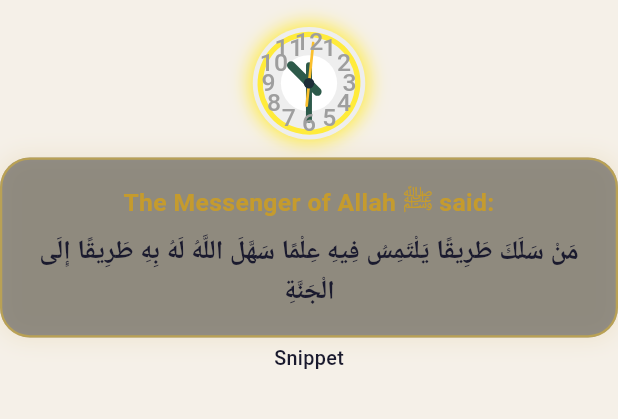
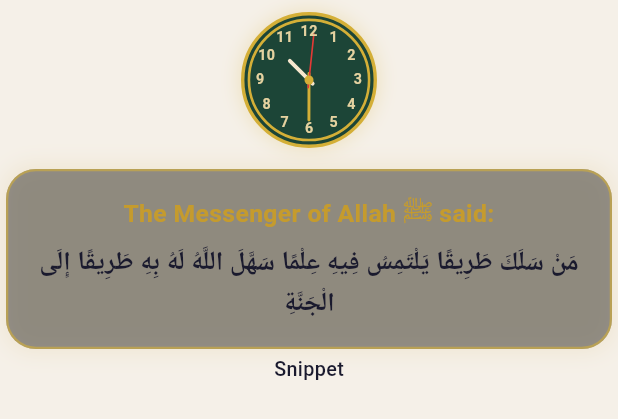
Before and after one commit to Eng-Izak/muslim_worship_guid_app, a Flutter app: the MedlePublicInformationMenuWidget widget shown alone on an empty page, opened directly, on a phone screen of 412 x 824 dp. Shown: the top 419 px of the screen. Run offline on Flutter 3.47's test engine with Material 3 defaults, Android fonts, the phone set to English and light mode, and no system bars; our stand-ins replace bloc, flutter_bloc, flutter_cache_manager, flutter_local_notifications, flutter_timezone, geocoding and 11 more; missing offline and left inert: adhan_dart, flutter_foreground_task; accounts and stored records are empty; Roboto replaces fonts that are missing (Cairo).

Commit message:
llive clock edit

```diff
--- a/lib/features/home/ui/widgets/analog_clock_widget.dart
+++ b/lib/features/home/ui/widgets/analog_clock_widget.dart
@@ -2,12 +2,11 @@ import 'dart:async';
 import 'dart:math';
 import 'package:flutter/material.dart';
 import 'package:prayer_times_quran_azkar_app/features/home/ui/widgets/clock_painter_widget.dart';
-import 'package:prayer_times_quran_azkar_app/core/extensions/responsive_helper_extension.dart';
 
 class AnalogClockWidget extends StatefulWidget {
   final double size;
 
-  const AnalogClockWidget({super.key, this.size = 280});
+  const AnalogClockWidget({super.key, this.size = 120});
 
   @override
   State<AnalogClockWidget> createState() => _AnalogClockWidgetState();
@@ -20,45 +19,56 @@ class _AnalogClockWidgetState extends State<AnalogClockWidget> {
   @override
   void initState() {
     super.initState();
-    // تحديث الواجهة كل ثانية لربط العقارب بالوقت الفعلي الحالي
     _timer = Timer.periodic(const Duration(seconds: 1), (timer) {
-      setState(() {
-        _currentTime = DateTime.now();
-      });
+      if (mounted) {
+        setState(() {
+          _currentTime = DateTime.now();
+        });
+      }
     });
   }
 
   @override
   void dispose() {
-    _timer.cancel(); // إيقاف التايمر عند الخروج للحفاظ على موارد الجهاز
+    _timer.cancel();
     super.dispose();
   }
 
   @override
   Widget build(BuildContext context) {
+    final double clockSize = widget.size;
+    final double numberFontSize = (clockSize * 0.105).clamp(8.0, 15.0);
+    final double radiusOffset = clockSize * 0.36;
+
     return Container(
-      width: widget.size,
-      height: widget.size,
+      width: clockSize,
+      height: clockSize,
       decoration: BoxDecoration(
-        color: Colors.grey.shade200,
         shape: BoxShape.circle,
+        color: const Color(0xFF1C4537), // خلفية زيتونية راقية متناسقة مع الهوية البصرية
+        border: Border.all(
+          color: const Color(0xFFD4AF37), // إطار مذهب فاخر
+          width: (clockSize * 0.025).clamp(1.5, 3.5),
+        ),
         boxShadow: [
-          BoxShadow(color: Colors.yellow, blurRadius: 10, spreadRadius: 2),
+          BoxShadow(
+            color: const Color(0xFFD4AF37).withAlpha(60),
+            blurRadius: 10,
+            spreadRadius: 1,
+          ),
         ],
       ),
       child: Stack(
         alignment: Alignment.center,
         children: [
-          // 1. رسم العقارب والخلفية الدائرية الزرقاء
+          // 1. رسم العقارب والخلفية من خلال ClockPainter
           Positioned.fill(
             child: CustomPaint(painter: ClockPainter(_currentTime)),
           ),
-          // 2. كتابة الأرقام من 1 إلى 12 وتوزيعها بشكل دائري متناسق
+          // 2. كتابة الأرقام من 1 إلى 12 وتوزيعها بشكل دائري متناسق وبحجم مرن محمي من التداخل
           ...List.generate(12, (index) {
             final int hour = index == 0 ? 12 : index;
             final double angle = (index * 30 - 90) * pi / 180;
-            // حساب المسافة لوضع الأرقام بداخل إطار الساعة المريح
-            final double radiusOffset = widget.size * 0.36;
 
             return Transform.translate(
               offset: Offset(
@@ -68,9 +78,9 @@ class _AnalogClockWidgetState extends State<AnalogClockWidget> {
               child: Text(
                 '$hour',
                 style: TextStyle(
-                  fontSize: context.setSp(15),
-                  fontWeight: FontWeight.w500,
-                  color: Colors.grey,
+                  fontSize: numberFontSize,
+                  fontWeight: FontWeight.bold,
+                  color: const Color(0xFFE5D2A0),
                 ),
               ),
             );
--- a/lib/features/home/ui/widgets/clock_painter_widget.dart
+++ b/lib/features/home/ui/widgets/clock_painter_widget.dart
@@ -1,5 +1,4 @@
 import 'dart:math';
-
 import 'package:flutter/material.dart';
 
 class ClockPainter extends CustomPainter {
@@ -14,79 +13,54 @@ class ClockPainter extends CustomPainter {
     final Offset center = Offset(centerX, centerY);
     final double radius = min(centerX, centerY);
 
-    // [1] رسم القوس الأزرق الخارجي الموجود بأسفل اليسار في الصورة
+    // [1] رسم القوس الذهبي المحيط بالساعة
     final Paint strokePaint = Paint()
-      ..color = Colors.yellow
+      ..color = const Color(0xFFD4AF37)
       ..style = PaintingStyle.stroke
       ..strokeCap = StrokeCap.round
-      ..strokeWidth = 3.5;
+      ..strokeWidth = (radius * 0.04).clamp(1.5, 3.5);
 
-    // // رسم القوس الخلفي الباهت
-    // final Paint backgroundArcPaint = Paint()
-    //   ..color = const Color(0xFF299cdb).withAlpha((255 * 0.15).toInt())
-    //   ..style = PaintingStyle.stroke
-    //   ..strokeWidth = 3.5;
-
-    // canvas.drawArc(
-    //   Rect.fromCircle(center: center, radius: radius - 5),
-    //   35 * pi / 180,
-    //   120 * pi / 180,
-    //   false,
-    //   backgroundArcPaint,
-    // );
-
-    // القوس الأزرق الرئيسي الداكن الحاد
     canvas.drawArc(
-      Rect.fromCircle(center: center, radius: radius - 5),
-      150 * pi / 180,
-      360 * pi / 180,
+      Rect.fromCircle(center: center, radius: radius - 3),
+      0,
+      2 * pi,
       false,
       strokePaint,
     );
 
-    // [2] رسم الدائرة الداخلية البيضاء المرتفعة (الظل الداخلي الخفيف)
-    final Paint innerCirclePaint = Paint()
-      ..color = Colors.white
-      ..style = PaintingStyle.fill;
-
-    canvas.drawCircle(center, radius * 0.5, innerCirclePaint);
-
-    // [3] حساب زوايا العقارب الثلاثة بدقة تامة
+    // [2] حساب زوايا العقارب الثلاثة بدقة تامة
     final double secondsAngle = (dateTime.second * 6) * pi / 180;
     final double minutesAngle =
         ((dateTime.minute * 6) + (dateTime.second * 0.1)) * pi / 180;
     final double hoursAngle =
         ((dateTime.hour % 12 * 30) + (dateTime.minute * 0.5)) * pi / 180;
 
-    // [4] إعدادات الرسم الخاصة بكل عقرب (اللون، السمك، الانحناء)
+    // [3] إعدادات رسم العقارب بخطوط مذهبة وزيتونية فاخرة متناسقة
     final Paint hourPaint = Paint()
-      ..color = const Color(0xFF2D5A4A)
+      ..color = const Color(0xFFF7E7CE)
       ..style = PaintingStyle.stroke
       ..strokeCap = StrokeCap.round
-      ..strokeWidth = 5.5;
+      ..strokeWidth = (radius * 0.06).clamp(2.5, 4.5);
 
     final Paint minutePaint = Paint()
-      ..color =
-          const Color(0xFF2D5A4A) // لون رمادي داكن يطابق الصورة
+      ..color = const Color(0xFFD4AF37)
       ..style = PaintingStyle.stroke
       ..strokeCap = StrokeCap.round
-      ..strokeWidth = 4.0;
+      ..strokeWidth = (radius * 0.045).clamp(1.8, 3.5);
 
     final Paint secondPaint = Paint()
-      ..color = Colors
-          .yellow
-          .shade700 // الأزرق السماوي المميز للعقرب الطويل
+      ..color = const Color(0xFFE53935) // أحمر ياقوتي رفيع لعقرب الثواني
       ..style = PaintingStyle.stroke
       ..strokeCap = StrokeCap.round
-      ..strokeWidth = 1.8;
+      ..strokeWidth = (radius * 0.025).clamp(1.0, 2.0);
 
-    // [5] رسم عقرب الساعات (الأسود القصير السميك)
-    final double hourHandLength = radius * 0.45;
+    // [4] رسم عقرب الساعات
+    final double hourHandLength = radius * 0.42;
     canvas.drawLine(
       Offset(
-        centerX - 8 * sin(hoursAngle),
-        centerY + 8 * cos(hoursAngle),
-      ), // امتداد خلفي بسيط لجمالية التصميم
+        centerX - (radius * 0.08) * sin(hoursAngle),
+        centerY + (radius * 0.08) * cos(hoursAngle),
+      ),
       Offset(
         centerX + hourHandLength * sin(hoursAngle),
         centerY - hourHandLength * cos(hoursAngle),
@@ -94,12 +68,12 @@ class ClockPainter extends CustomPainter {
       hourPaint,
     );
 
-    // [6] رسم عقرب الدقائق (الرمادي الطويل)
-    final double minuteHandLength = radius * 0.65;
+    // [5] رسم عقرب الدقائق
+    final double minuteHandLength = radius * 0.62;
     canvas.drawLine(
       Offset(
-        centerX - 12 * sin(minutesAngle),
-        centerY + 12 * cos(minutesAngle),
+        centerX - (radius * 0.1) * sin(minutesAngle),
+        centerY + (radius * 0.1) * cos(minutesAngle),
       ),
       Offset(
         centerX + minuteHandLength * sin(minutesAngle),
@@ -108,12 +82,12 @@ class ClockPainter extends CustomPainter {
       minutePaint,
     );
 
-    // [7] رسم عقرب الثواني (الأزرق الرفيع جداً المار بالمنتصف)
+    // [6] رسم عقرب الثواني
     final double secondHandLength = radius * 0.72;
     canvas.drawLine(
       Offset(
-        centerX - 15 * sin(secondsAngle),
-        centerY + 15 * cos(secondsAngle),
+        centerX - (radius * 0.12) * sin(secondsAngle),
+        centerY + (radius * 0.12) * cos(secondsAngle),
       ),
       Offset(
         centerX + secondHandLength * sin(secondsAngle),
@@ -122,16 +96,15 @@ class ClockPainter extends CustomPainter {
       secondPaint,
     );
 
-    // [8] نقطة الالتقاء المركزية الصغيرة الحامية للعقارب
+    // [7] زر المنتصف الذهبي المتناسق
     final Paint centerDotPaint = Paint()
-      ..color = const Color(0xFF1c2d37)
+      ..color = const Color(0xFFD4AF37)
       ..style = PaintingStyle.fill;
-    canvas.drawCircle(center, 3.5, centerDotPaint);
+    canvas.drawCircle(center, (radius * 0.07).clamp(3.0, 5.5), centerDotPaint);
   }
 
   @override
   bool shouldRepaint(covariant ClockPainter oldDelegate) {
-    // إعادة الرسم فقط عندما تختلف قيمة الوقت لمنع استهلاك المعالج
     return oldDelegate.dateTime != dateTime;
   }
 }
--- a/lib/features/home/ui/widgets/medle_public_information_menu_widget.dart
+++ b/lib/features/home/ui/widgets/medle_public_information_menu_widget.dart
@@ -11,21 +11,22 @@ class MedlePublicInformationMenuWidget extends StatelessWidget {
 
   @override
   Widget build(BuildContext context) {
-    final double clockSize = (context.screenWidth * 0.12).clamp(75.0, 135.0);
+    // حساب حجم الساعة بمرونة بحيث تناسب الشاشة دون أي تداخل مع كارت الحديث
+    final double clockSize = (context.screenWidth * 0.22).clamp(85.0, 130.0);
 
     return Expanded(
       flex: 2,
       child: Column(
         children: [
-          SizedBox(height: context.responsiveValue(mobile: 10.0, tablet: 20.0)),
           Expanded(
             child: SingleChildScrollView(
+              padding: const EdgeInsets.symmetric(horizontal: 4),
               child: Column(
                 mainAxisAlignment: MainAxisAlignment.center,
                 children: [
-                  SizedBox(height: context.responsiveValue(mobile: 8.0, tablet: 16.0)),
+                  const SizedBox(height: 8),
                   AnalogClockWidget(size: clockSize),
-                  SizedBox(height: context.responsiveValue(mobile: 12.0, tablet: 24.0)),
+                  const SizedBox(height: 14),
                   MainContentCardWidget(
                     title: 'Snippet',
                     headerText: Localization.tr(
@@ -36,7 +37,7 @@ class MedlePublicInformationMenuWidget extends StatelessWidget {
                     arabicText:
                         'مَنْ سَلَكَ طَرِيقًا يَلْتَمِسُ فِيهِ عِلْمًا سَهَّلَ اللَّهُ لَهُ بِهِ طَرِيقًا إِلَى الْجَنَّةِ',
                   ),
-                  SizedBox(height: context.responsiveValue(mobile: 8.0, tablet: 16.0)),
+                  const SizedBox(height: 8),
                 ],
               ),
             ),
```
